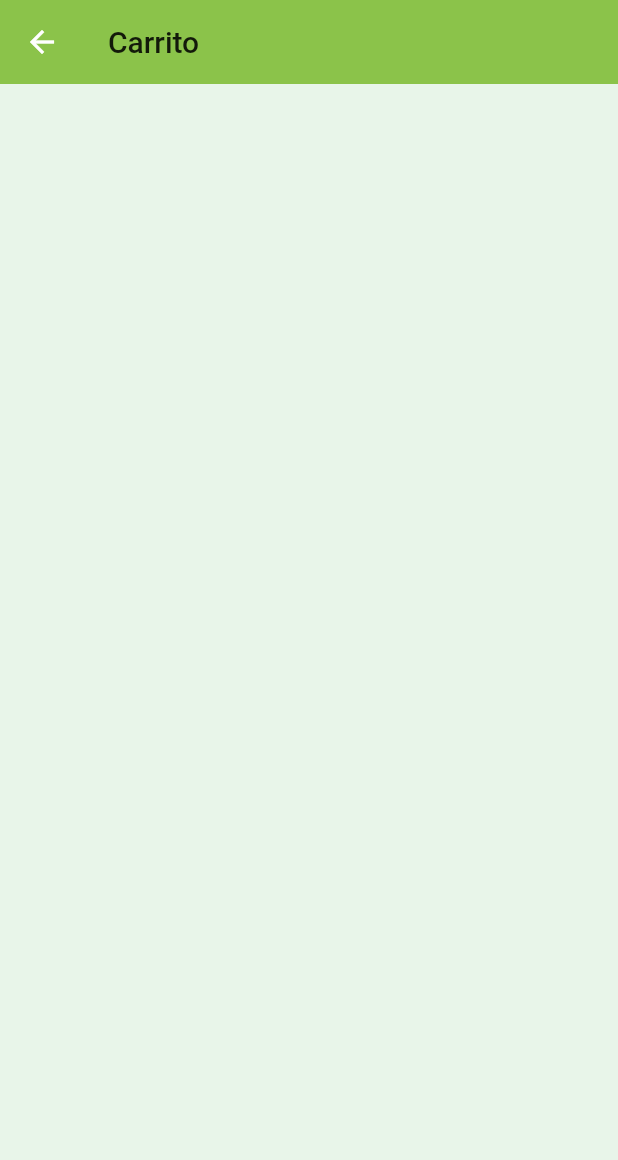
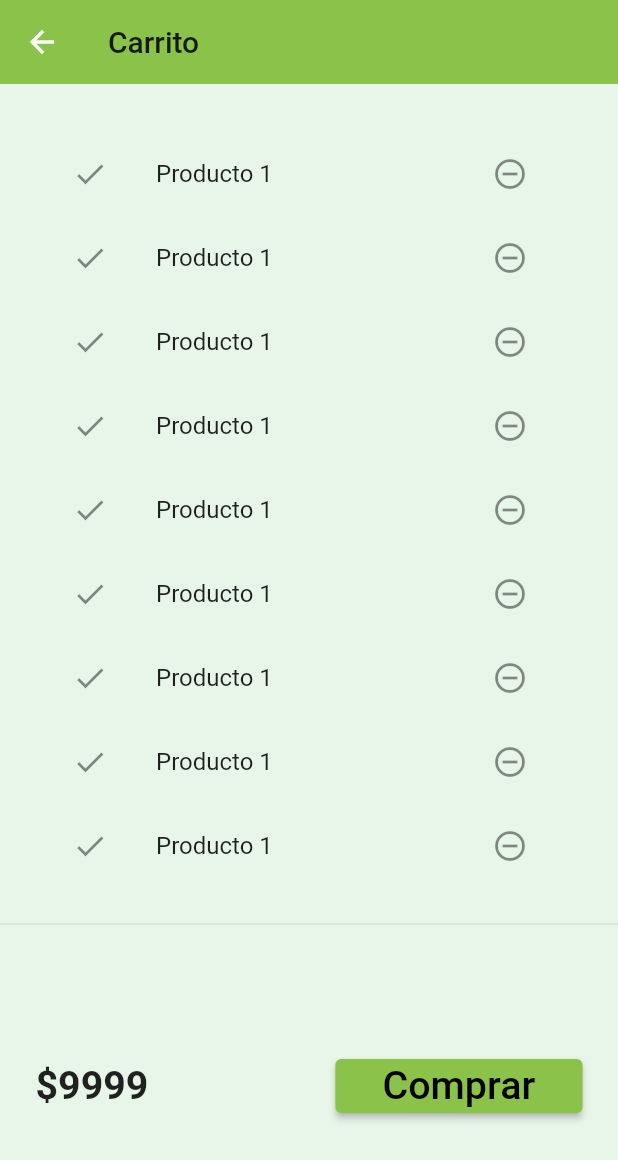
Before and after one commit to lufuz/app_catalogo, a Flutter app: the screen it shows after launch, after a tap on an icon or button, on a phone screen of 412 x 824 dp. Shown: the top 1160 px of the screen. Run offline on Flutter 3.47's test engine with Material 2 defaults, Android fonts, the phone set to English and light mode, and no system bars; our stand-ins replace google_fonts, sqflite, velocity_x; accounts and stored records are empty; network calls fail.

Commit message:
se agrego formato de lista de productos al carrito

```diff
--- a/lib/main.dart
+++ b/lib/main.dart
@@ -18,12 +18,12 @@ class MyApp extends StatelessWidget {
     /* ThemeMode ayuda a personalizar elementos de la interfaz, dependiendo los atributos otorgados al tema oscuro y claro;
        esto se basa en las preferencias del usuario (que tema tiene en su dispositivo*/
     return MaterialApp(
-      themeMode: ThemeMode.light,
+      themeMode: ThemeMode.system,
       theme: MyTheme.lightTheme(context),
       darkTheme: MyTheme.darkTheme(context),
       debugShowCheckedModeBanner: false,
       //Se declara la ruta de inicio, es decir, la interfaz que se mostrará al ejecutar la aplicación, así como las demás rutas disponibles para navegar por la app
-      initialRoute: "/home",
+      initialRoute: MyRoutes.homeRoute,
       routes: {
         "/": (context) => Login(),
         MyRoutes.homeRoute: (context) => HomePage(),
--- a/lib/models/catalogo.dart
+++ b/lib/models/catalogo.dart
@@ -2,15 +2,14 @@
   que estarán disponibles y se mostrarán en el catálogo */
 
 class CatalogoModelo {
-  static List<Producto> items = [
-    Producto(
-        id: 1,
-        nombre: "Maceta Viena Chocolate",
-        descrip:
-            "2 macetas plásticas de 16 pulgadas de diámetro. Color chocolate.",
-        precio: 189,
-        imgURL: "https://cdn.homedepot.com.mx/productos/102050/102050-d.jpg")
-  ];
+  static List<Producto> items = [];
+
+  //Get Item by ID
+  static Producto getByID(int id) =>
+      items.firstWhere((element) => element.id == id, orElse: null);
+
+  //Get Item by position
+  static Producto getByPosition(int position) => items[position];
 }
 
 class Producto {
--- a/lib/pages/pagina_carrito.dart
+++ b/lib/pages/pagina_carrito.dart
@@ -1,4 +1,5 @@
 import 'package:app_catalogo/widgets/themes.dart';
+import 'package:flutter/cupertino.dart';
 import 'package:flutter/material.dart';
 import 'package:velocity_x/velocity_x.dart';
 
@@ -13,6 +14,50 @@ class PaginaCarrito extends StatelessWidget {
       appBar: AppBar(
         title: "Carrito".text.make(),
       ),
+      body: Column(
+        children: [
+          _CartLista().p32().expand(),
+          Divider(),
+          _CartTotal(),
+        ],
+      ),
     );
   }
 }
+
+class _CartTotal extends StatelessWidget {
+  @override
+  Widget build(BuildContext context) {
+    return SizedBox(
+      height: 200,
+      child: Row(
+        mainAxisAlignment: MainAxisAlignment.spaceAround,
+        children: [
+          "\$9999".text.xl3.bold.make(),
+          30.widthBox,
+          ElevatedButton(
+            onPressed: () {},
+            child: "Comprar".text.xl3.make(),
+          ).w40(context)
+        ],
+      ),
+    );
+  }
+}
+
+class _CartLista extends StatelessWidget {
+  @override
+  Widget build(BuildContext context) {
+    return ListView.builder(
+      itemCount: 15,
+      itemBuilder: (context, index) => ListTile(
+        leading: Icon(Icons.done),
+        trailing: IconButton(
+          icon: Icon(Icons.remove_circle_outline),
+          onPressed: () {},
+        ),
+        title: "Producto 1".text.make(),
+      ),
+    );
+  }
+}
--- a/lib/widgets/home_widgets/catalogo_lista.dart
+++ b/lib/widgets/home_widgets/catalogo_lista.dart
@@ -13,7 +13,7 @@ class CatalogoLista extends StatelessWidget {
         shrinkWrap: true,
         itemCount: CatalogoModelo.items.length,
         itemBuilder: (context, index) {
-          final catalogo = CatalogoModelo.items[index];
+          final catalogo = CatalogoModelo.getByPosition(index);
           return InkWell(
             onTap: () => Navigator.push(
               context,
```
